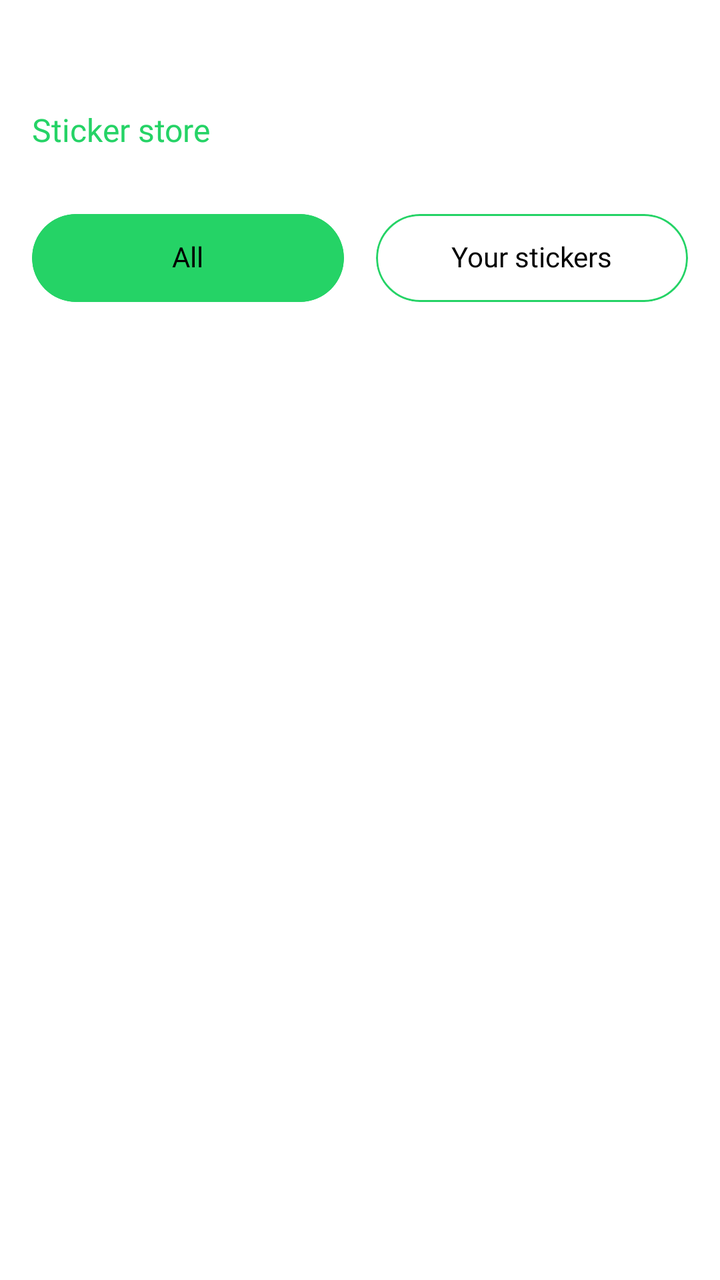
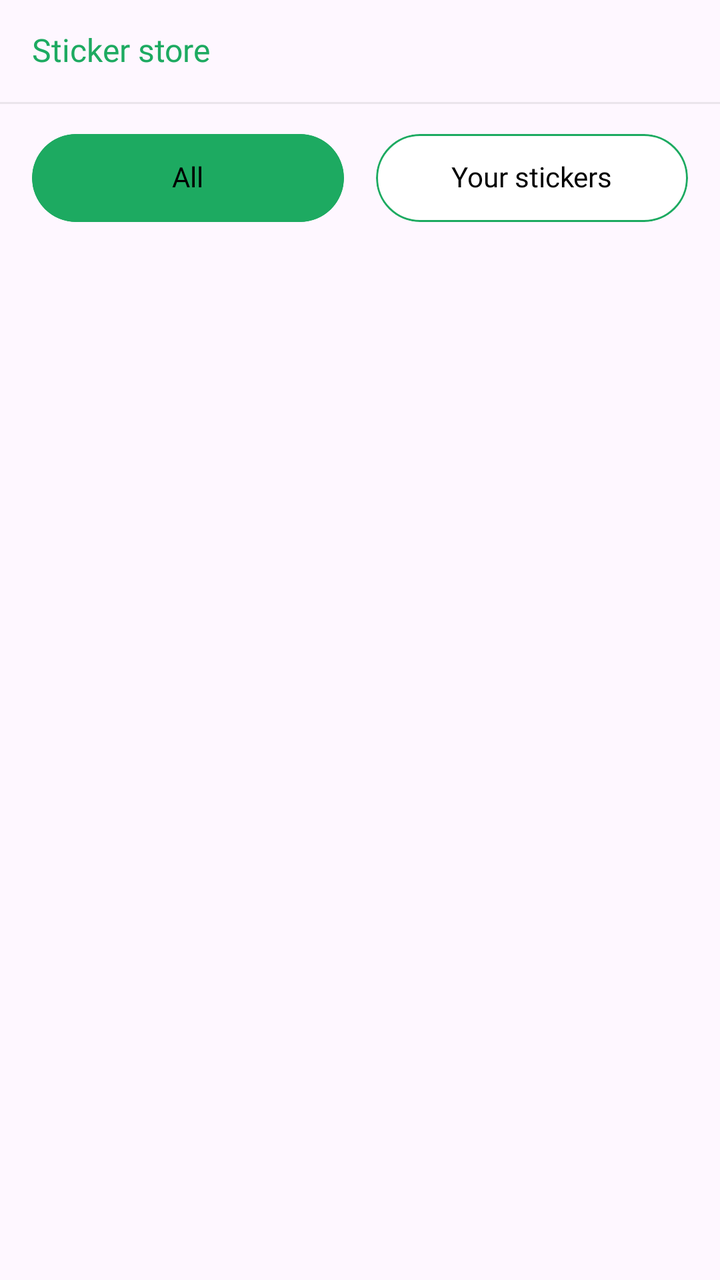

An Android layout rendered at two revisions. The XML below is the earlier revision; the diff shows what the commit changed to produce the second picture.
<!-- AndroidManifest.xml: application theme Theme.MyApplication -->
<!-- res/layout/fragment_stickers.xml -->
<?xml version="1.0" encoding="utf-8"?>
<androidx.constraintlayout.widget.ConstraintLayout xmlns:android="http://schemas.android.com/apk/res/android"
    xmlns:app="http://schemas.android.com/apk/res-auto"
    android:layout_width="match_parent"
    android:paddingTop="@dimen/size40"
    android:layout_height="match_parent"
    android:background="@color/white">

    <androidx.constraintlayout.widget.ConstraintLayout
        android:id="@+id/clTopBar"
        android:layout_width="match_parent"
        android:layout_height="wrap_content"
        android:padding="@dimen/size16"
        app:layout_constraintTop_toTopOf="parent">

        <TextView
            android:id="@+id/tvTitle"
            style="@style/TextView_7"
            android:text="@string/txt_sticker_store"
            android:textColor="@color/col_main"
            app:layout_constraintBottom_toBottomOf="parent"
            app:layout_constraintStart_toStartOf="parent"
            app:layout_constraintTop_toTopOf="parent" />

    </androidx.constraintlayout.widget.ConstraintLayout>

    <LinearLayout
        android:id="@+id/llTabs"
        android:layout_width="match_parent"
        android:layout_height="wrap_content"
        android:layout_marginHorizontal="@dimen/size16"
        android:layout_marginTop="@dimen/size16"
        android:orientation="horizontal"
        app:layout_constraintTop_toBottomOf="@+id/clTopBar">

        <com.google.android.material.card.MaterialCardView
            android:id="@+id/btnAll"
            android:layout_width="0dp"
            android:layout_height="@dimen/size44"
            android:layout_weight="1"
            android:clickable="true"
            android:focusable="true"
            android:foreground="?attr/selectableItemBackground"
            app:cardBackgroundColor="@color/col_main"
            app:cardCornerRadius="@dimen/size30"
            app:strokeColor="@color/col_main"
            app:strokeWidth="@dimen/size1">

            <TextView
                android:id="@+id/tvAll"
                style="@style/TextView_5"
                android:layout_width="wrap_content"
                android:layout_height="wrap_content"
                android:layout_gravity="center"
                android:includeFontPadding="false"
                android:text="@string/txt_all"
                android:textAllCaps="false" />
        </com.google.android.material.card.MaterialCardView>

        <com.google.android.material.card.MaterialCardView
            android:id="@+id/btnYourSticker"
            android:layout_width="0dp"
            android:layout_height="@dimen/size44"
            android:layout_marginStart="@dimen/size16"
            android:layout_weight="1"
            android:clickable="true"
            android:focusable="true"
            android:foreground="?attr/selectableItemBackground"
            app:cardBackgroundColor="@color/white"
            app:cardCornerRadius="@dimen/size30"
            app:strokeColor="@color/col_main"
            app:strokeWidth="@dimen/size1">

            <TextView
                android:id="@+id/tvYourSticker"
                style="@style/TextView_5"
                android:layout_width="wrap_content"
                android:layout_height="wrap_content"
                android:layout_gravity="center"
                android:includeFontPadding="false"
                android:text="@string/txt_your_stickers"
                android:textAllCaps="false" />
        </com.google.android.material.card.MaterialCardView>
    </LinearLayout>

    <androidx.viewpager2.widget.ViewPager2
        android:id="@+id/vpSticker"
        android:layout_width="match_parent"
        android:layout_height="0dp"
        android:layout_marginTop="@dimen/size16"
        app:layout_constraintBottom_toBottomOf="parent"
        app:layout_constraintTop_toBottomOf="@+id/llTabs" />

</androidx.constraintlayout.widget.ConstraintLayout>
<!-- resources referenced by this layout -->
<resources>
  <color name="col_main">#25D366</color>
  <color name="white">#FFFFFFFF</color>
  <dimen name="size1">1dp</dimen>
  <dimen name="size16">16dp</dimen>
  <dimen name="size30">30dp</dimen>
  <dimen name="size40">40dp</dimen>
  <dimen name="size44">44dp</dimen>
  <string name="txt_all">All</string>
  <string name="txt_sticker_store">Sticker store</string>
  <string name="txt_your_stickers">Your stickers</string>
  <style name="TextView_5">
          <item name="android:layout_width">wrap_content</item>
          <item name="android:layout_height">wrap_content</item>
          <item name="android:textColor">@color/black</item>
          <item name="android:textAllCaps">false</item>
          <item name="android:fontFamily">@font/font_500</item>
          <item name="android:includeFontPadding">false</item>
          <item name="android:textSize">@dimen/size14</item>
      </style>
  <style name="TextView_7">
          <item name="android:layout_width">wrap_content</item>
          <item name="android:layout_height">wrap_content</item>
          <item name="android:includeFontPadding">false</item>
          <item name="android:textAllCaps">false</item>
          <item name="android:textColor">@color/black</item>
          <item name="android:fontFamily">@font/font_700</item>
          <item name="android:textSize">@dimen/size16</item>
      </style>
  <style name="Theme.MyApplication" parent="Base.Theme.MyApplication" />
  <color name="black">#FF000000</color>
  <dimen name="size14">14dp</dimen>
  <style name="Base.Theme.MyApplication" parent="Theme.Material3.DayNight.NoActionBar">
          
          <item name="colorPrimary">@color/white</item>
          <item name="colorPrimaryDark">@color/white</item>
          <item name="android:statusBarColor">@color/white</item>
          <item name="android:windowLightStatusBar">true</item>
          <item name="android:windowFullscreen">false</item>
          <item name="colorAccent">@color/black</item>
          <item name="android:splitMotionEvents">false</item>
          <item name="android:windowEnableSplitTouch">false</item>
          <item name="android:colorControlHighlight">@color/col_select</item>
          <item name="bottomSheetDialogTheme">@style/AppBottomSheetDialogTheme</item>
      </style>
  <color name="col_select">#CD666666</color>
  <style name="AppBottomSheetDialogTheme" parent="Theme.Design.Light.BottomSheetDialog">
          <item name="bottomSheetStyle">@style/AppModalStyle</item>
      </style>
  <style name="AppModalStyle" parent="Widget.Design.BottomSheet.Modal">
          <item name="android:background">@drawable/bg_border_bottom_sheet</item>
      </style>
  <!-- drawable bg_border_bottom_sheet (drawable) -->
  <?xml version="1.0" encoding="utf-8"?>
  <shape xmlns:android="http://schemas.android.com/apk/res/android"
      android:shape="rectangle">
      <corners
          android:topLeftRadius="@dimen/size24"
          android:topRightRadius="@dimen/size24" />
      <solid android:color="@color/white" />
  </shape>
  <dimen name="size24">24dp</dimen>
</resources>

<!-- the commit's change to res/layout/fragment_stickers.xml (unified diff, before → after) -->
@@ -2,9 +2,10 @@
 <androidx.constraintlayout.widget.ConstraintLayout xmlns:android="http://schemas.android.com/apk/res/android"
     xmlns:app="http://schemas.android.com/apk/res-auto"
     android:layout_width="match_parent"
-    android:paddingTop="@dimen/size40"
     android:layout_height="match_parent"
-    android:background="@color/white">
+    android:background="@android:color/transparent"
+    android:clickable="true"
+    android:focusable="true">
 
     <androidx.constraintlayout.widget.ConstraintLayout
         android:id="@+id/clTopBar"
@@ -23,6 +24,13 @@
             app:layout_constraintTop_toTopOf="parent" />
 
     </androidx.constraintlayout.widget.ConstraintLayout>
+
+    <View
+        android:id="@+id/vLine"
+        android:layout_width="match_parent"
+        android:layout_height="@dimen/size1"
+        android:background="@color/col_14000000"
+        app:layout_constraintTop_toBottomOf="@+id/clTopBar" />
 
     <LinearLayout
         android:id="@+id/llTabs"
<!-- resource entries referenced after the edit -->
@@ -1,11 +1,11 @@
 <!-- resources referenced by this layout -->
 <resources>
-  <color name="col_main">#25D366</color>
+  <color name="col_14000000">#14000000</color>
+  <color name="col_main">#1DAA61</color>
   <color name="white">#FFFFFFFF</color>
   <dimen name="size1">1dp</dimen>
   <dimen name="size16">16dp</dimen>
   <dimen name="size30">30dp</dimen>
-  <dimen name="size40">40dp</dimen>
   <dimen name="size44">44dp</dimen>
   <string name="txt_all">All</string>
   <string name="txt_sticker_store">Sticker store</string>
